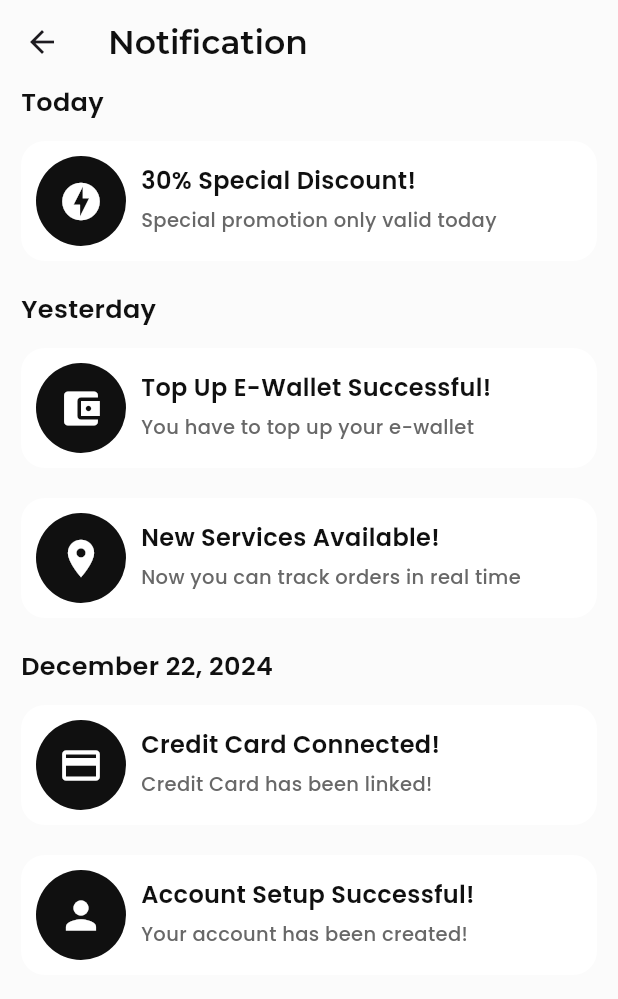
After one commit to Aman-Singh-Rawat/E-Commerce-App, a Flutter app: the NotificationScreen screen opened directly, on a phone screen of 412 x 824 dp. The commit adds this screen. Shown: the top 999 px of the screen. Run offline on Flutter 3.47's test engine with Material 3 defaults, Android fonts, the phone set to English and light mode, and no system bars; our stand-ins replace carousel_slider, flutter_rating_bar, flutter_svg, google_fonts, intl_phone_field, transparent_image.

Commit message:
completing notification screen

```diff
--- a/lib/ui/screens/home/home_screen.dart
+++ b/lib/ui/screens/home/home_screen.dart
@@ -2,6 +2,7 @@ import 'package:flutter/material.dart';
 import 'package:flutter_svg/flutter_svg.dart';
 import 'package:google_fonts/google_fonts.dart';
 import 'package:shoesy/ui/screens/home/home_body.dart';
+import 'package:shoesy/ui/screens/home/notification_screen.dart';
 import 'package:shoesy/ui/screens/home/product_screen.dart';
 import 'package:shoesy/utils/converters.dart';
 
@@ -53,7 +54,13 @@ class HomeScreen extends StatelessWidget {
             ),
             const Spacer(),
             IconButton(
-              onPressed: () {},
+              onPressed: () {
+                Navigator.push(
+                    context,
+                    MaterialPageRoute(
+                      builder: (context) => NotificationScreen(),
+                    ));
+              },
               icon: SvgPicture.asset("assets/images/ic_outlined_bell_icon.svg"),
             ),
             IconButton(
--- /dev/null
+++ b/lib/ui/screens/home/notification_screen.dart
@@ -0,0 +1,157 @@
+import 'package:flutter/cupertino.dart';
+import 'package:flutter/material.dart';
+import 'package:google_fonts/google_fonts.dart';
+
+class NotificationScreen extends StatelessWidget {
+  NotificationScreen({super.key});
+
+  List<Map<String, Object>> notifications = [
+    {
+      "NOTIFICATION_TIME": "Today",
+      "NOTIFICATION_TYPE": [
+        {
+          "NOTIFICATION_ICON": Icons.offline_bolt,
+          "NOTIFICATION_TITLE": "30% Special Discount!",
+          "NOTIFICATION_DESCRIPTION": "Special promotion only valid today",
+        },
+      ],
+    },
+    {
+      "NOTIFICATION_TIME": "Yesterday",
+      "NOTIFICATION_TYPE": [
+        {
+          "NOTIFICATION_ICON": Icons.account_balance_wallet,
+          "NOTIFICATION_TITLE": "Top Up E-Wallet Successful!",
+          "NOTIFICATION_DESCRIPTION": "You have to top up your e-wallet",
+        },
+        {
+          "NOTIFICATION_ICON": Icons.location_on,
+          "NOTIFICATION_TITLE": "New Services Available!",
+          "NOTIFICATION_DESCRIPTION": "Now you can track orders in real time",
+        },
+      ],
+    },
+    {
+      "NOTIFICATION_TIME": "December 22, 2024",
+      "NOTIFICATION_TYPE": [
+        {
+          "NOTIFICATION_ICON": Icons.credit_card,
+          "NOTIFICATION_TITLE": "Credit Card Connected!",
+          "NOTIFICATION_DESCRIPTION": "Credit Card has been linked!",
+        },
+        {
+          "NOTIFICATION_ICON": Icons.person,
+          "NOTIFICATION_TITLE": "Account Setup Successful!",
+          "NOTIFICATION_DESCRIPTION": "Your account has been created!",
+        },
+      ],
+    },
+  ];
+
+
+  @override
+  Widget build(BuildContext context) {
+    return Scaffold(
+      backgroundColor: const Color(0xFFFBFBFB),
+      appBar: AppBar(
+        backgroundColor: const Color(0xFFFBFBFB),
+        title: Text(
+          "Notification",
+          style: GoogleFonts.montserrat(
+            color: const Color(0xFF101010),
+            fontWeight: FontWeight.w600,
+          ),
+        ),
+      ),
+      body: ListView.builder(
+        itemCount: notifications.length,
+        itemBuilder: (context, index) {
+          final notification = notifications[index];
+          final childNotifications =
+              notification["NOTIFICATION_TYPE"] as List<Map<String, Object>>;
+
+          return Padding(
+            padding: const EdgeInsets.only(left: 14, right: 14),
+            child: Column(
+              crossAxisAlignment: CrossAxisAlignment.start,
+              children: [
+                Text(
+                  notification["NOTIFICATION_TIME"] as String,
+                  style: GoogleFonts.poppins(
+                    color: const Color(0xFF101010),
+                    fontWeight: FontWeight.w600,
+                    fontSize: 17,
+                  ),
+                ),
+                const SizedBox(height: 14),
+                ListView.builder(
+                  shrinkWrap: true,
+                  physics: const NeverScrollableScrollPhysics(),
+                  itemCount: childNotifications.length,
+                  itemBuilder: (context, childIndex) {
+                    final childNotification = childNotifications[childIndex];
+                    return Card.filled(
+                      color: Colors.white,
+                      shape: RoundedRectangleBorder(
+                        borderRadius: BorderRadius.circular(16),
+                      ),
+                      margin: const EdgeInsets.only(bottom: 20),
+                      child: Padding(
+                        padding: const EdgeInsets.only(top: 10, bottom: 10, left: 10),
+                        child: Row(
+                          crossAxisAlignment: CrossAxisAlignment.start,
+                          children: [
+                            CircleAvatar(
+                              backgroundColor: const Color(0xFF101010),
+                              radius: 30,
+                              child: Icon(
+                                childNotification["NOTIFICATION_ICON"]
+                                    as IconData,
+                                color: Colors.white,
+                                size: 30,
+                              ),
+                            ),
+                            const SizedBox(width: 10),
+                            Column(
+                              crossAxisAlignment: CrossAxisAlignment.start,
+                              children: [
+                                const SizedBox(height: 5),
+                                Text(
+                                  childNotification["NOTIFICATION_TITLE"]
+                                      as String,
+                                  overflow: TextOverflow.ellipsis,
+                                  maxLines: 1,
+                                  style: GoogleFonts.poppins(
+                                    color: const Color(0xFF101010),
+                                    fontWeight: FontWeight.w600,
+                                    fontSize: 16,
+                                  ),
+                                ),
+                                const SizedBox(height: 5),
+                                Text(
+                                  childNotification["NOTIFICATION_DESCRIPTION"]
+                                      as String,
+                                  overflow: TextOverflow.ellipsis,
+                                  maxLines: 1,
+                                  style: GoogleFonts.poppins(
+                                    color: const Color(0xFF686868),
+                                    fontWeight: FontWeight.w500,
+                                    fontSize: 13,
+                                  ),
+                                ),
+                              ],
+                            )
+                          ],
+                        ),
+                      ),
+                    );
+                  },
+                )
+              ],
+            ),
+          );
+        },
+      ),
+    );
+  }
+}
```
